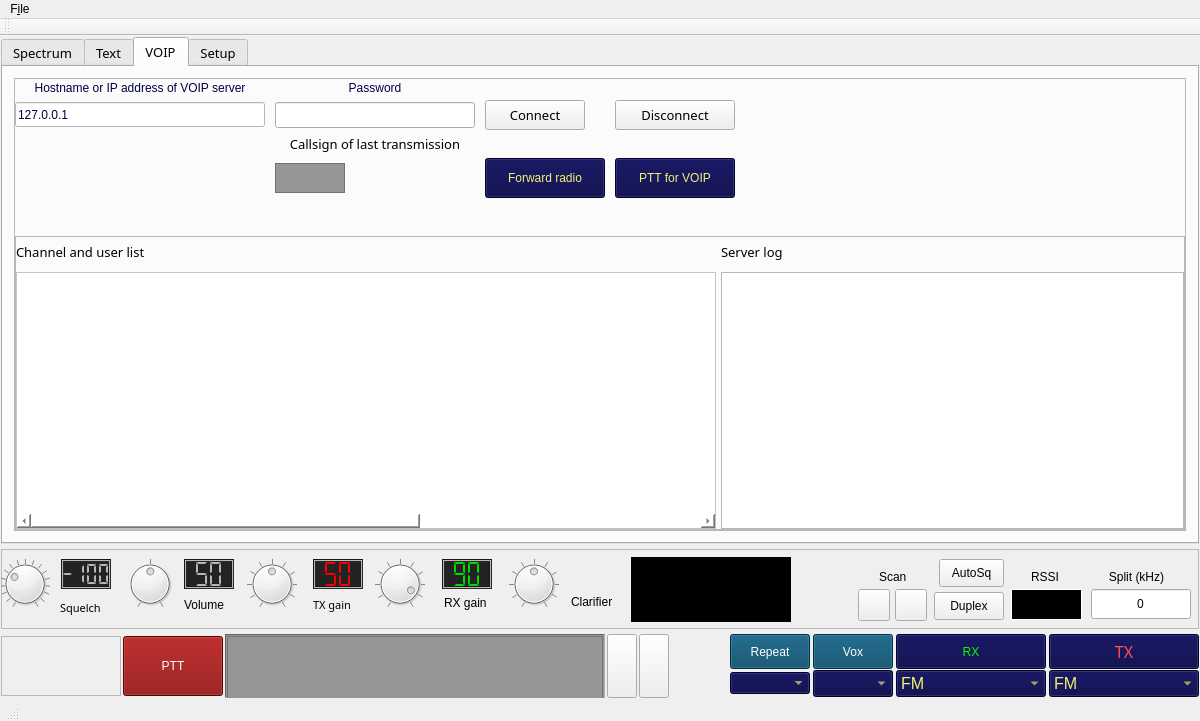
First picture: the form in mainwindow.ui, repository qradiolink/qradiolink, before the edit.
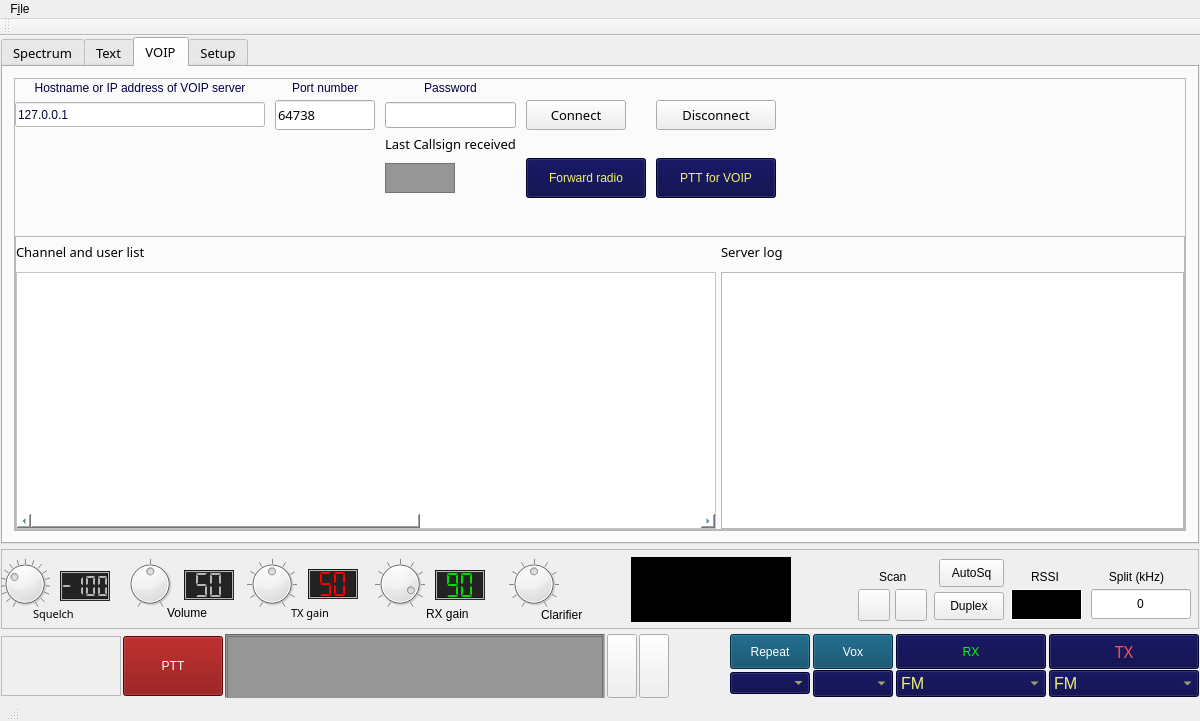
Second picture: the form after the edit. The open tabs and pages were chosen to show the change. Icons and pictures are not drawn. Custom widgets are drawn as their Qt base class.

Commit message: Settings VOIP port

Patch:
```diff
--- a/mainwindow.ui
+++ b/mainwindow.ui
@@ -1427,7 +1427,7 @@
                   <number>5</number>
                  </property>
                  <item row="1" column="3">
-                  <widget class="QPushButton" name="voipDisconnectButton">
+                  <widget class="QPushButton" name="voipConnectButton">
                    <property name="sizePolicy">
                     <sizepolicy hsizetype="Fixed" vsizetype="Fixed">
                      <horstretch>0</horstretch>
@@ -1436,15 +1436,16 @@
                    </property>
                    <property name="minimumSize">
                     <size>
-                     <width>120</width>
+                     <width>100</width>
                      <height>30</height>
                     </size>
                    </property>
                    <property name="styleSheet">
-                    <string notr="true">font: 10pt &quot;Sans Serif&quot;;</string>
+                    <string notr="true">font: 10pt &quot;Sans Serif&quot;;
+</string>
                    </property>
                    <property name="text">
-                    <string>Disconnect</string>
+                    <string>Connect</string>
                    </property>
                    <property name="icon">
                     <iconset>
@@ -1459,7 +1460,7 @@
                    </property>
                   </widget>
                  </item>
-                 <item row="0" column="1">
+                 <item row="0" column="2">
                   <widget class="QLabel" name="label_28">
                    <property name="sizePolicy">
                     <sizepolicy hsizetype="Fixed" vsizetype="Fixed">
@@ -1511,7 +1512,20 @@
                    </property>
                   </widget>
                  </item>
-                 <item row="3" column="1">
+                 <item row="1" column="5">
+                  <spacer name="horizontalSpacer_5">
+                   <property name="orientation">
+                    <enum>Qt::Horizontal</enum>
+                   </property>
+                   <property name="sizeHint" stdset="0">
+                    <size>
+                     <width>40</width>
+                     <height>20</height>
+                    </size>
+                   </property>
+                  </spacer>
+                 </item>
+                 <item row="3" column="2">
                   <widget class="QLabel" name="labelDisplayCallsign">
                    <property name="sizePolicy">
                     <sizepolicy hsizetype="Fixed" vsizetype="Fixed">
@@ -1589,53 +1603,6 @@
                   </widget>
                  </item>
                  <item row="1" column="2">
-                  <widget class="QPushButton" name="voipConnectButton">
-                   <property name="sizePolicy">
-                    <sizepolicy hsizetype="Fixed" vsizetype="Fixed">
-                     <horstretch>0</horstretch>
-                     <verstretch>0</verstretch>
-                    </sizepolicy>
-                   </property>
-                   <property name="minimumSize">
-                    <size>
-                     <width>100</width>
-                     <height>30</height>
-                    </size>
-                   </property>
-                   <property name="styleSheet">
-                    <string notr="true">font: 10pt &quot;Sans Serif&quot;;
-</string>
-                   </property>
-                   <property name="text">
-                    <string>Connect</string>
-                   </property>
-                   <property name="icon">
-                    <iconset>
-                     <normalon>:/res/call-start.png</normalon>
-                    </iconset>
-                   </property>
-                   <property name="iconSize">
-                    <size>
-                     <width>24</width>
-                     <height>24</height>
-                    </size>
-                   </property>
-                  </widget>
-                 </item>
-                 <item row="1" column="4">
-                  <spacer name="horizontalSpacer_5">
-                   <property name="orientation">
-                    <enum>Qt::Horizontal</enum>
-                   </property>
-                   <property name="sizeHint" stdset="0">
-                    <size>
-                     <width>40</width>
-                     <height>20</height>
-                    </size>
-                   </property>
-                  </spacer>
-                 </item>
-                 <item row="1" column="1">
                   <widget class="QLineEdit" name="lineEdit">
                    <property name="sizePolicy">
                     <sizepolicy hsizetype="Fixed" vsizetype="Fixed">
@@ -1645,23 +1612,62 @@
                    </property>
                    <property name="minimumSize">
                     <size>
-                     <width>200</width>
+                     <width>120</width>
                      <height>25</height>
                     </size>
                    </property>
+                   <property name="maximumSize">
+                    <size>
+                     <width>150</width>
+                     <height>16777215</height>
+                    </size>
+                   </property>
                   </widget>
                  </item>
-                 <item row="2" column="1">
+                 <item row="1" column="4">
+                  <widget class="QPushButton" name="voipDisconnectButton">
+                   <property name="sizePolicy">
+                    <sizepolicy hsizetype="Fixed" vsizetype="Fixed">
+                     <horstretch>0</horstretch>
+                     <verstretch>0</verstretch>
+                    </sizepolicy>
+                   </property>
+                   <property name="minimumSize">
+                    <size>
+                     <width>120</width>
+                     <height>30</height>
+                    </size>
+                   </property>
+                   <property name="styleSheet">
+                    <string notr="true">font: 10pt &quot;Sans Serif&quot;;</string>
+                   </property>
+                   <property name="text">
+                    <string>Disconnect</string>
+                   </property>
+                   <property name="icon">
+                    <iconset>
+                     <normalon>:/res/application-exit.png</normalon>
+                    </iconset>
+                   </property>
+                   <property name="iconSize">
+                    <size>
+                     <width>24</width>
+                     <height>24</height>
+                    </size>
+                   </property>
+                  </widget>
+                 </item>
+                 <item row="2" column="2">
                   <widget class="QLabel" name="label_22">
                    <property name="text">
-                    <string>Callsign of last transmission</string>
+                    <string>Last Callsign received</string>
                    </property>
                    <property name="alignment">
                     <set>Qt::AlignCenter</set>
                    </property>
                   </widget>
                  </item>
-                 <item row="3" column="2">
+                 <item row="3" column="3">
                   <widget class="QPushButton" name="voipForwardButton">
                    <property name="sizePolicy">
                     <sizepolicy hsizetype="Fixed" vsizetype="Fixed">
@@ -1701,7 +1707,7 @@
                    </property>
                   </widget>
                  </item>
-                 <item row="3" column="3">
+                 <item row="3" column="4">
                   <widget class="QPushButton" name="pttVoipButton">
                    <property name="sizePolicy">
                     <sizepolicy hsizetype="Fixed" vsizetype="Fixed">
@@ -1741,6 +1747,45 @@
                    </property>
                   </widget>
                  </item>
+                 <item row="1" column="1">
+                  <widget class="QLineEdit" name="voipServerPortEdit">
+                   <property name="sizePolicy">
+                    <sizepolicy hsizetype="Fixed" vsizetype="Fixed">
+                     <horstretch>0</horstretch>
+                     <verstretch>0</verstretch>
+                    </sizepolicy>
+                   </property>
+                   <property name="maximumSize">
+                    <size>
+                     <width>100</width>
+                     <height>30</height>
+                    </size>
+                   </property>
+                   <property name="inputMethodHints">
+                    <set>Qt::ImhDigitsOnly</set>
+                   </property>
+                   <property name="text">
+                    <string>64738</string>
+                   </property>
+                   <property name="maxLength">
+                    <number>5</number>
+                   </property>
+                  </widget>
+                 </item>
+                 <item row="0" column="1">
+                  <widget class="QLabel" name="label_31">
+                   <property name="styleSheet">
+                    <string notr="true">font: 10pt &quot;Sans Serif&quot;;
+color: rgb(0, 0, 71);</string>
+                   </property>
+                   <property name="text">
+                    <string>Port number</string>
+                   </property>
+                   <property name="alignment">
+                    <set>Qt::AlignCenter</set>
+                   </property>
+                  </widget>
+                 </item>
                 </layout>
                </item>
                <item>
@@ -2374,10 +2419,10 @@
         <widget class="QLabel" name="label">
          <property name="geometry">
           <rect>
-           <x>312</x>
-           <y>45</y>
+           <x>290</x>
+           <y>54</y>
            <width>51</width>
-           <height>21</height>
+           <height>20</height>
           </rect>
          </property>
          <property name="sizePolicy">
@@ -2405,8 +2450,8 @@
         <widget class="QLabel" name="label_14">
          <property name="geometry">
           <rect>
-           <x>183</x>
-           <y>48</y>
+           <x>166</x>
+           <y>56</y>
            <width>51</width>
            <height>16</height>
           </rect>
@@ -2427,10 +2472,10 @@
         <widget class="QLabel" name="label_11">
          <property name="geometry">
           <rect>
-           <x>59</x>
-           <y>48</y>
-           <width>60</width>
-           <height>21</height>
+           <x>32</x>
+           <y>55</y>
+           <width>51</width>
+           <height>20</height>
           </rect>
          </property>
          <property name="sizePolicy">
@@ -2441,8 +2486,8 @@
          </property>
          <property name="minimumSize">
           <size>
-           <width>60</width>
-           <height>20</height>
+           <width>20</width>
+           <height>5</height>
           </size>
          </property>
          <property name="font">
@@ -2464,8 +2509,8 @@
         <widget class="QLCDNumber" name="rxSquelchDisplay">
          <property name="geometry">
           <rect>
-           <x>60</x>
-           <y>10</y>
+           <x>59</x>
+           <y>22</y>
            <width>50</width>
            <height>30</height>
           </rect>
@@ -2514,8 +2559,8 @@
         <widget class="QLCDNumber" name="rxSensitivityDisplay">
          <property name="geometry">
           <rect>
-           <x>441</x>
-           <y>10</y>
+           <x>434</x>
+           <y>21</y>
            <width>50</width>
            <height>30</height>
           </rect>
@@ -2564,8 +2609,8 @@
         <widget class="QLCDNumber" name="txPowerDisplay">
          <property name="geometry">
           <rect>
-           <x>312</x>
-           <y>10</y>
+           <x>307</x>
+           <y>20</y>
            <width>50</width>
            <height>30</height>
           </rect>
@@ -2615,7 +2660,7 @@
          <property name="geometry">
           <rect>
            <x>183</x>
-           <y>10</y>
+           <y>21</y>
            <width>50</width>
            <height>30</height>
           </rect>
@@ -2667,8 +2712,8 @@
         <widget class="QLabel" name="label_9">
          <property name="geometry">
           <rect>
-           <x>443</x>
-           <y>46</y>
+           <x>425</x>
+           <y>57</y>
            <width>51</width>
            <height>16</height>
           </rect>
@@ -2877,8 +2922,8 @@
         <widget class="QLabel" name="label_20">
          <property name="geometry">
           <rect>
-           <x>570</x>
-           <y>45</y>
+           <x>540</x>
+           <y>58</y>
            <width>51</width>
            <height>16</height>
           </rect>
```
Left out of the diff: 438 changed lines with no effect on the pictures. The commit also changes 3 other files.
